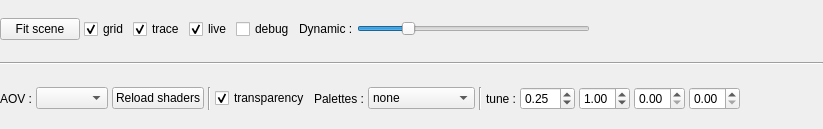
Before: the Qt Designer form applications/viewer/libViewer/Form3DToolBox.ui in T-PLAY/hub, drawn with Qt 5.
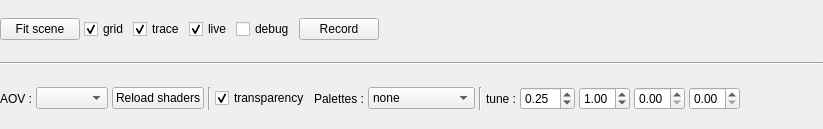
After: the same form once the commit is applied.

Patch:
```diff
--- a/applications/viewer/libViewer/Form3DToolBox.ui
+++ b/applications/viewer/libViewer/Form3DToolBox.ui
@@ -85,19 +85,9 @@
       </widget>
      </item>
      <item>
-      <widget class="QLabel" name="label">
+      <widget class="QPushButton" name="pushButton_record">
        <property name="text">
-        <string>Dynamic :</string>
-       </property>
-      </widget>
-     </item>
-     <item>
-      <widget class="QSlider" name="horizontalSliderDynamic">
-       <property name="value">
-        <number>20</number>
-       </property>
-       <property name="orientation">
-        <enum>Qt::Horizontal</enum>
+        <string>Record</string>
        </property>
       </widget>
      </item>
```
